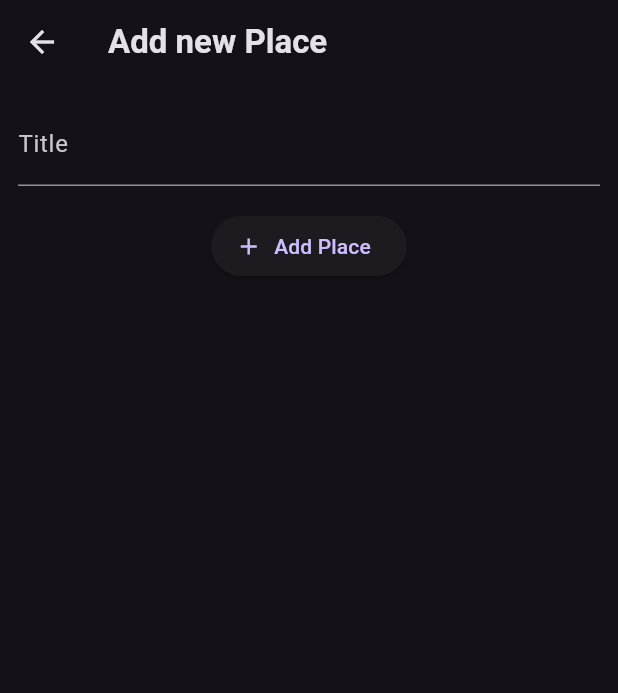
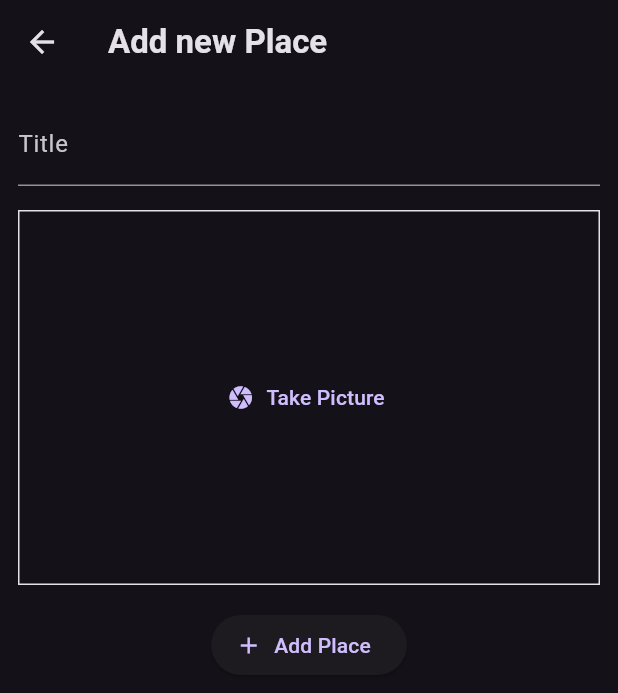
Before and after one commit to Alex-Yu21/favorite_places, a Flutter app: the AddPlaceScreen screen opened directly, on a phone screen of 412 x 824 dp. Shown: the top 693 px of the screen. Run offline on Flutter 3.47's test engine with Material 3 defaults, Android fonts, the phone set to English and light mode, and no system bars; our stand-ins replace flutter_riverpod, google_fonts.

Commit message:
feat: imageInput templete

```diff
--- a/lib/screens/add_place.dart
+++ b/lib/screens/add_place.dart
@@ -1,4 +1,5 @@
 import 'package:favorite_places/providers/user_places.dart';
+import 'package:favorite_places/widgets/image_input.dart';
 import 'package:flutter/material.dart';
 import 'package:flutter_riverpod/flutter_riverpod.dart';
 
@@ -41,6 +42,8 @@ class _AddPlaceScreenState extends ConsumerState<AddPlaceScreen> {
               style: TextStyle(color: Theme.of(context).colorScheme.onSurface),
             ),
             SizedBox(height: 16),
+            ImageInput(),
+            SizedBox(height: 16),
             ElevatedButton.icon(
               onPressed: _savePlaces,
               label: const Text('Add Place'),
--- /dev/null
+++ b/lib/widgets/image_input.dart
@@ -0,0 +1,31 @@
+import 'package:flutter/material.dart';
+
+class ImageInput extends StatefulWidget {
+  const ImageInput({super.key});
+
+  @override
+  State<ImageInput> createState() => _ImageInputState();
+}
+
+class _ImageInputState extends State<ImageInput> {
+  void _takePicture() {}
+  @override
+  Widget build(BuildContext context) {
+    return Container(
+      decoration: BoxDecoration(
+        border: Border.all(
+          width: 1,
+          color: Theme.of(context).colorScheme.onSurface,
+        ),
+      ),
+      height: 250,
+      width: double.infinity,
+      alignment: Alignment.center,
+      child: TextButton.icon(
+        onPressed: _takePicture,
+        label: Text('Take Picture'),
+        icon: Icon(Icons.camera),
+      ),
+    );
+  }
+}
```
